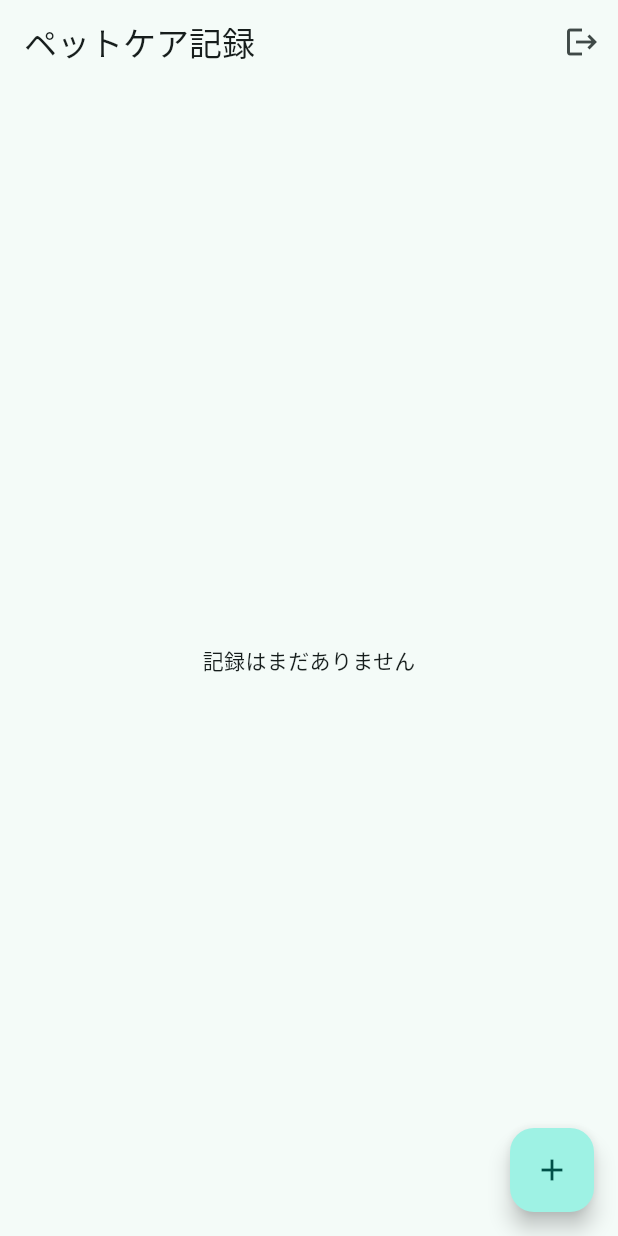
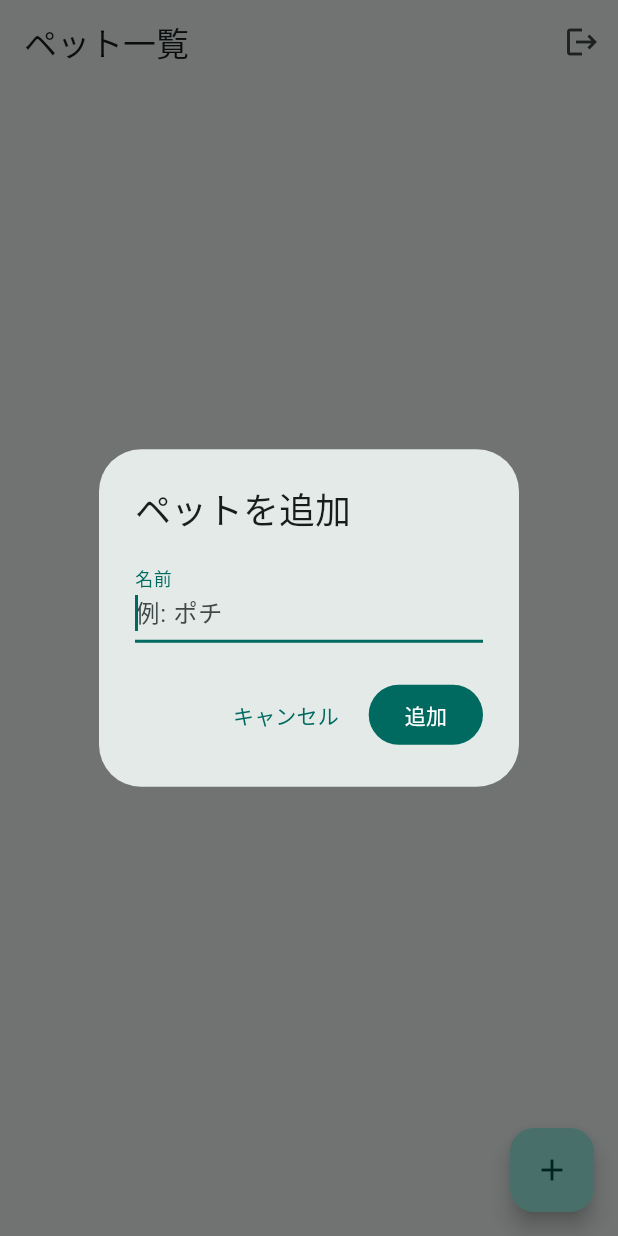
Before and after one commit to Norigrammer/Dart-Flutter, a Flutter app: the screen it shows once a user with an empty profile is signed in, after a tap on the "add" icon, on a phone screen of 412 x 824 dp. Run offline on Flutter 3.47's test engine with Material 3 defaults, Android fonts, the light colour scheme and no system bars; our stand-ins replace cloud_firestore, firebase_auth, firebase_core, flutter_riverpod, freezed_annotation, go_router; accounts and stored records are empty.

Commit message:
feat(pet): list UI & add dialog + test + docs

```diff
--- a/lib/models/care_log.dart
+++ b/lib/models/care_log.dart
@@ -1,5 +1,5 @@
 import 'package:freezed_annotation/freezed_annotation.dart';
-import 'pet.dart';
+import 'converters.dart';
 
 part 'care_log.freezed.dart';
 part 'care_log.g.dart';
@@ -7,7 +7,7 @@ part 'care_log.g.dart';
 enum CareLogType { walk, feed, clinic }
 
 @freezed
-class CareLog with _$CareLog {
+abstract class CareLog with _$CareLog {
   const factory CareLog({
     required String id,
     required String petId,
--- a/lib/pages/home_page.dart
+++ b/lib/pages/home_page.dart
@@ -1,6 +1,7 @@
 import 'package:flutter/material.dart';
 import 'package:flutter_riverpod/flutter_riverpod.dart';
 import '../features/auth/auth_controller.dart';
+import '../data/repositories/pet_repository.dart';
 
 class HomePage extends ConsumerWidget {
   const HomePage({super.key});
@@ -8,9 +9,10 @@ class HomePage extends ConsumerWidget {
   @override
   Widget build(BuildContext context, WidgetRef ref) {
     final auth = ref.read(authControllerProvider.notifier);
+    final petsAsync = ref.watch(myPetsStreamProvider);
     return Scaffold(
       appBar: AppBar(
-        title: const Text('ペットケア記録'),
+        title: const Text('ペット一覧'),
         actions: [
           IconButton(
             tooltip: 'サインアウト',
@@ -21,13 +23,137 @@ class HomePage extends ConsumerWidget {
           )
         ],
       ),
-      body: const Center(
-        child: Text('記録はまだありません'),
+      body: petsAsync.when(
+        loading: () => const Center(child: CircularProgressIndicator()),
+        error: (e, st) => Center(
+          child: Padding(
+            padding: const EdgeInsets.all(16),
+            child: Column(
+              mainAxisSize: MainAxisSize.min,
+              children: [
+                const Icon(Icons.error_outline, color: Colors.red, size: 48),
+                const SizedBox(height: 12),
+                Text('読み込みでエラーが発生しました\n${e.toString()}', textAlign: TextAlign.center),
+                const SizedBox(height: 12),
+                ElevatedButton(
+                  onPressed: () => ref.invalidate(myPetsStreamProvider),
+                  child: const Text('再試行'),
+                )
+              ],
+            ),
+          ),
+        ),
+        data: (pets) {
+          if (pets.isEmpty) {
+            return const _EmptyPetsView();
+          }
+            return ListView.separated(
+              itemCount: pets.length,
+              separatorBuilder: (_, __) => const Divider(height: 0),
+              itemBuilder: (context, index) {
+                final pet = pets[index];
+                return ListTile(
+                  leading: const CircleAvatar(child: Icon(Icons.pets)),
+                  title: Text(pet.name),
+                  subtitle: Text('メンバー: ${pet.members.length}人'),
+                  onTap: () {
+                    // TODO: ペット詳細 / ログ画面へ遷移（後続実装）
+                  },
+                );
+              },
+            );
+        },
       ),
       floatingActionButton: FloatingActionButton(
-        onPressed: () {},
+        tooltip: 'ペットを追加',
+        onPressed: () async {
+          await _showAddPetDialog(context, ref);
+        },
         child: const Icon(Icons.add),
       ),
     );
   }
 }
+
+class _EmptyPetsView extends StatelessWidget {
+  const _EmptyPetsView();
+  @override
+  Widget build(BuildContext context) {
+    return Center(
+      child: Padding(
+        padding: const EdgeInsets.all(24),
+        child: Column(
+          mainAxisSize: MainAxisSize.min,
+          children: [
+            Icon(Icons.pets, size: 64, color: Theme.of(context).colorScheme.primary),
+            const SizedBox(height: 16),
+            const Text('まだペットが登録されていません'),
+            const SizedBox(height: 8),
+            const Text('右下の + ボタンから追加できます', style: TextStyle(fontSize: 12, color: Colors.grey)),
+          ],
+        ),
+      ),
+    );
+  }
+}
+
+Future<void> _showAddPetDialog(BuildContext context, WidgetRef ref) async {
+  final formKey = GlobalKey<FormState>();
+  final nameController = TextEditingController();
+  bool loading = false;
+
+  await showDialog<void>(
+    context: context,
+    builder: (context) {
+      final repo = ref.read(petRepositoryProvider);
+      return StatefulBuilder(builder: (context, setState) {
+        Future<void> doCreate() async {
+          if (!formKey.currentState!.validate()) return;
+          setState(() => loading = true);
+          try {
+            await repo.createPet(name: nameController.text.trim());
+            if (context.mounted) Navigator.of(context).pop();
+          } catch (e) {
+            if (!context.mounted) return;
+            ScaffoldMessenger.of(context).showSnackBar(
+              SnackBar(content: Text('作成に失敗しました: $e')),
+            );
+            setState(() => loading = false);
+          }
+        }
+        return AlertDialog(
+          title: const Text('ペットを追加'),
+          content: Form(
+            key: formKey,
+            child: TextFormField(
+              controller: nameController,
+              enabled: !loading,
+              decoration: const InputDecoration(
+                labelText: '名前',
+                hintText: '例: ポチ',
+              ),
+              validator: (v) {
+                if (v == null || v.trim().isEmpty) return '名前を入力してください';
+                if (v.trim().length > 30) return '30文字以内で入力してください';
+                return null;
+              },
+              autofocus: true,
+            ),
+          ),
+          actions: [
+            TextButton(
+              onPressed: loading ? null : () => Navigator.of(context).pop(),
+              child: const Text('キャンセル'),
+            ),
+            FilledButton(
+              onPressed: loading ? null : doCreate,
+              child: loading
+                  ? const SizedBox(width: 18, height: 18, child: CircularProgressIndicator(strokeWidth: 2))
+                  : const Text('追加'),
+            ),
+          ],
+        );
+      });
+    },
+  );
+}
```
Also changed, not shown: lib/models/converters.dart (added, +20 -0 lines), lib/models/pet.dart (+3 -19 lines), 2 other files.
